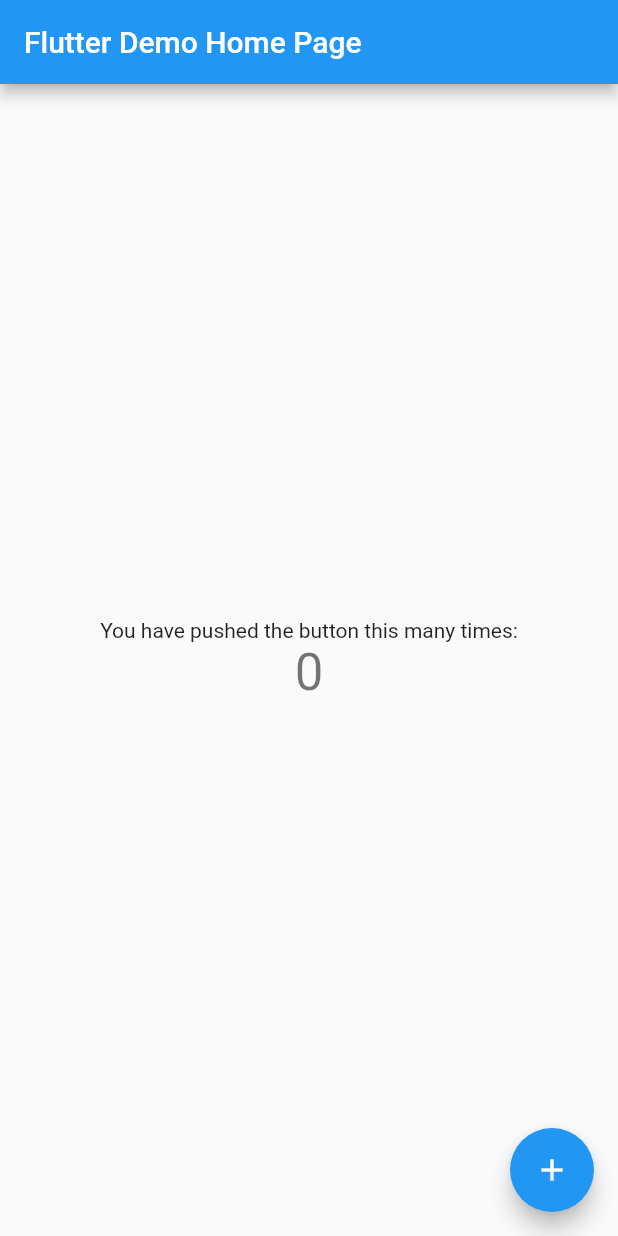
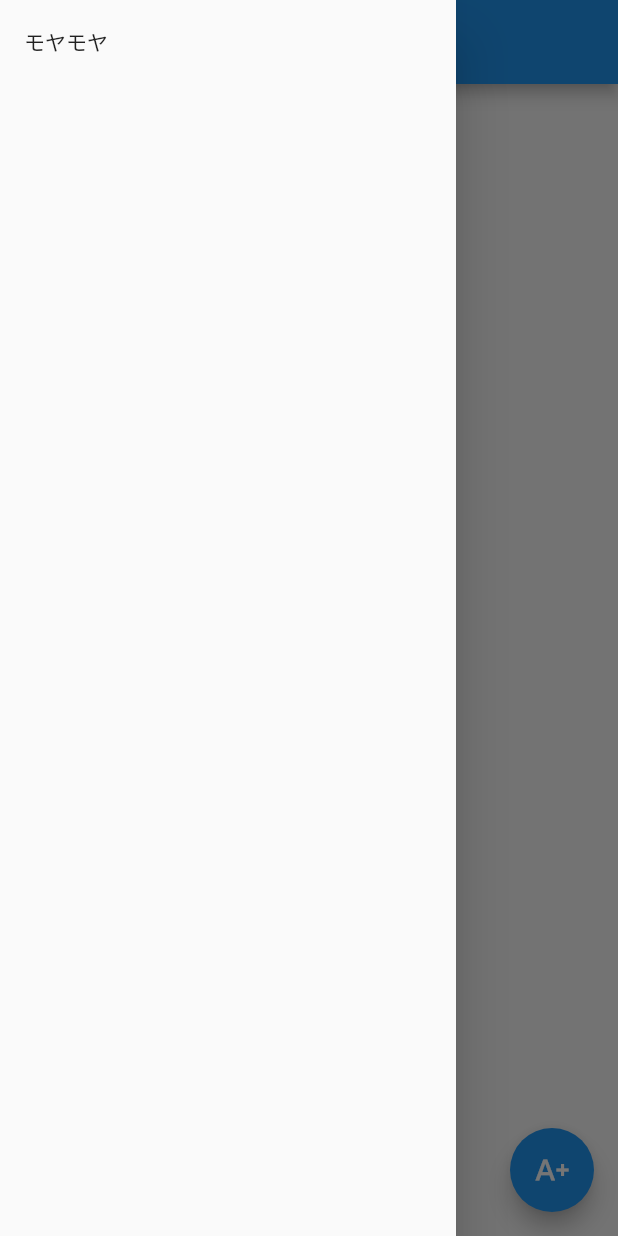
Before and after one commit to ozyozyo/productkintore_moyamoya, a Flutter app: the screen it shows after launch, with the side drawer open (before the commit the screen has no drawer), on a phone screen of 412 x 824 dp. Run offline on Flutter 3.47's test engine with Material 2 defaults, Android fonts, the phone set to English and light mode, and no system bars; our stand-ins replace cloud_firestore, firebase_auth, firebase_core, flutter_hooks, freezed_annotation, hooks_riverpod; missing offline and left inert: flutterfire_ui; accounts and stored records are empty; generated files the repository leaves out were written again.

Commit message:
詳細画面がみれる

```diff
--- /dev/null
+++ b/lib/entity/moyamoya.dart
@@ -0,0 +1,21 @@
+import 'package:freezed_annotation/freezed_annotation.dart';
+
+import 'firestore_converter.dart';
+
+part 'moyamoya.freezed.dart';
+part 'moyamoya.g.dart';
+
+@freezed
+abstract class Moyamoya with _$Moyamoya {
+  const factory Moyamoya({
+    required String moyamoyaId,
+    required String moyamoyaUser,
+    required String title,
+    required String moyamoya,
+    @Default([]) List<Map<String, String>> comments,
+    @DateTimeConverter() DateTime? createdAt,
+  }) = _Moyamoya;
+
+  factory Moyamoya.fromJson(Map<String, dynamic> json) =>
+      _$MoyamoyaFromJson(json);
+}
--- a/lib/main.dart
+++ b/lib/main.dart
@@ -1,115 +1,45 @@
+import 'package:firebase_core/firebase_core.dart';
 import 'package:flutter/material.dart';
+import 'package:hooks_riverpod/hooks_riverpod.dart';
+import 'package:productkintore/ui/screen_home.dart';
+import 'package:productkintore/ui/screen_moyamoya_create.dart';
+import 'package:productkintore/ui/screen_moyamoya_detail.dart';
 
-void main() {
-  runApp(const MyApp());
+import 'firebase_options.dart';
+
+Future<void> main() async {
+  WidgetsFlutterBinding.ensureInitialized();
+  await Firebase.initializeApp(
+    options: DefaultFirebaseOptions.currentPlatform,
+  );
+  runApp(const ProviderScope(
+    child: MyApp(),
+  ));
 }
+
+final navigatorKey = GlobalKey<NavigatorState>();
 
 class MyApp extends StatelessWidget {
   const MyApp({super.key});
 
-  // This widget is the root of your application.
   @override
   Widget build(BuildContext context) {
     return MaterialApp(
-      title: 'Flutter Demo',
-      theme: ThemeData(
-        // This is the theme of your application.
-        //
-        // Try running your application with "flutter run". You'll see the
-        // application has a blue toolbar. Then, without quitting the app, try
-        // changing the primarySwatch below to Colors.green and then invoke
-        // "hot reload" (press "r" in the console where you ran "flutter run",
-        // or simply save your changes to "hot reload" in a Flutter IDE).
-        // Notice that the counter didn't reset back to zero; the application
-        // is not restarted.
-        primarySwatch: Colors.blue,
-      ),
-      home: const MyHomePage(title: 'Flutter Demo Home Page'),
+      title: 'プロダクト筋トレ',
+      home: HomeScreen(),
+      routes: <String, WidgetBuilder>{
+        '/home': (BuildContext context) => HomeScreen(),
+        '/createMoyamoya': (BuildContext context) => MoyamoyaCreateScreen(),
+      },
+      onGenerateRoute: (setting) {
+        if (setting.name != null) {
+          final settingsUri = Uri.parse(setting.name!);
+          final moyamoyaId = settingsUri.queryParameters['moyamoyaId'];
+          return MaterialPageRoute(
+            builder: (_) => MoyamoyaDetailScreen(moyamoyaId: moyamoyaId),
+          );
+        }
+      },
     );
   }
 }
-
-class MyHomePage extends StatefulWidget {
-  const MyHomePage({super.key, required this.title});
-
-  // This widget is the home page of your application. It is stateful, meaning
-  // that it has a State object (defined below) that contains fields that affect
-  // how it looks.
-
-  // This class is the configuration for the state. It holds the values (in this
-  // case the title) provided by the parent (in this case the App widget) and
-  // used by the build method of the State. Fields in a Widget subclass are
-  // always marked "final".
-
-  final String title;
-
-  @override
-  State<MyHomePage> createState() => _MyHomePageState();
-}
-
-class _MyHomePageState extends State<MyHomePage> {
-  int _counter = 0;
-
-  void _incrementCounter() {
-    setState(() {
-      // This call to setState tells the Flutter framework that something has
-      // changed in this State, which causes it to rerun the build method below
-      // so that the display can reflect the updated values. If we changed
-      // _counter without calling setState(), then the build method would not be
-      // called again, and so nothing would appear to happen.
-      _counter++;
-    });
-  }
-
-  @override
-  Widget build(BuildContext context) {
-    // This method is rerun every time setState is called, for instance as done
-    // by the _incrementCounter method above.
-    //
-    // The Flutter framework has been optimized to make rerunning build methods
-    // fast, so that you can just rebuild anything that needs updating rather
-    // than having to individually change instances of widgets.
-    return Scaffold(
-      appBar: AppBar(
-        // Here we take the value from the MyHomePage object that was created by
-        // the App.build method, and use it to set our appbar title.
-        title: Text(widget.title),
-      ),
-      body: Center(
-        // Center is a layout widget. It takes a single child and positions it
-        // in the middle of the parent.
-        child: Column(
-          // Column is also a layout widget. It takes a list of children and
-          // arranges them vertically. By default, it sizes itself to fit its
-          // children horizontally, and tries to be as tall as its parent.
-          //
-          // Invoke "debug painting" (press "p" in the console, choose the
-          // "Toggle Debug Paint" action from the Flutter Inspector in Android
-          // Studio, or the "Toggle Debug Paint" command in Visual Studio Code)
-          // to see the wireframe for each widget.
-          //
-          // Column has various properties to control how it sizes itself and
-          // how it positions its children. Here we use mainAxisAlignment to
-          // center the children vertically; the main axis here is the vertical
-          // axis because Columns are vertical (the cross axis would be
-          // horizontal).
-          mainAxisAlignment: MainAxisAlignment.center,
-          children: <Widget>[
-            const Text(
-              'You have pushed the button this many times:',
-            ),
-            Text(
-              '$_counter',
-              style: Theme.of(context).textTheme.headlineMedium,
-            ),
-          ],
-        ),
-      ),
-      floatingActionButton: FloatingActionButton(
-        onPressed: _incrementCounter,
-        tooltip: 'Increment',
-        child: const Icon(Icons.add),
-      ), // This trailing comma makes auto-formatting nicer for build methods.
-    );
-  }
-}
--- /dev/null
+++ b/lib/ui/screen_home.dart
@@ -0,0 +1,64 @@
+import 'package:firebase_auth/firebase_auth.dart';
+import 'package:flutter/material.dart';
+import 'package:flutter_hooks/flutter_hooks.dart';
+import 'package:flutterfire_ui/auth.dart';
+import 'package:hooks_riverpod/hooks_riverpod.dart';
+import 'package:productkintore/ui/screen_moyamoya.dart';
+
+enum Menu { moyamoya }
+
+extension MenuExtension on Menu {
+  static final names = {
+    Menu.moyamoya: "モヤモヤ",
+  };
+  static final widget = {
+    Menu.moyamoya: MoyamoyaScreen(),
+  };
+  String get typeName => names[this]!;
+  Widget get typeWidget => widget[this]!;
+}
+
+class HomeScreen extends HookConsumerWidget with WidgetsBindingObserver {
+  @override
+  Widget build(BuildContext context, WidgetRef ref) {
+    var menu = useState(Menu.moyamoya);
+    return StreamBuilder<User?>(
+        stream: FirebaseAuth.instance.authStateChanges(),
+        builder: (context, snapshot) {
+          if (snapshot.connectionState != ConnectionState.active)
+            return Placeholder();
+
+          return Scaffold(
+            appBar: AppBar(),
+            body: menu.value.typeWidget,
+            // ここからサイドメニュー部分
+            drawer: Drawer(
+              child: ListView(
+                children: composeMenu(menu).toList(),
+              ),
+            ),
+            floatingActionButton: FloatingActionButton(
+              child: Icon(Icons.text_increase),
+              onPressed: () {
+                Navigator.pushNamed(context, "/createMoyamoya");
+              },
+            ),
+          );
+        });
+  }
+
+  List<Widget> composeMenu(ValueNotifier<Menu> menu) {
+    List<ListTile> result = [];
+    for (var m in Menu.values) {
+      result.add(
+        ListTile(
+          title: Text(m.typeName),
+          onTap: () {
+            menu.value = m;
+          },
+        ),
+      );
+    }
+    return result;
+  }
+}
--- /dev/null
+++ b/lib/ui/screen_moyamoya.dart
@@ -0,0 +1,43 @@
+import 'package:firebase_auth/firebase_auth.dart';
+import 'package:flutter/material.dart';
+import 'package:flutter_hooks/flutter_hooks.dart';
+import 'package:flutterfire_ui/auth.dart';
+import 'package:hooks_riverpod/hooks_riverpod.dart';
+import 'package:productkintore/entity/moyamoya.dart';
+import 'package:productkintore/provider/moyamoya_provider.dart';
+import 'package:productkintore/provider/result.dart';
+
+class MoyamoyaScreen extends HookConsumerWidget with WidgetsBindingObserver {
+  @override
+  Widget build(BuildContext context, WidgetRef ref) {
+    var moyamoyaList = useState(<Moyamoya>[]);
+    var provider = ref.watch(fetchAllMoyamoyaProvider);
+    provider.when(
+        data: (data) {
+          moyamoyaList.value.addAll(data);
+        },
+        error: (e, s) {},
+        loading: () {});
+
+    return ListView.separated(
+      separatorBuilder: (context, index) {
+        return Divider(height: 0.5);
+      },
+      itemCount: moyamoyaList.value.length,
+      itemBuilder: (context, index) {
+        return ListTile(
+          title: Text(moyamoyaList.value[index].title),
+          subtitle:
+              Text(moyamoyaList.value[index].moyamoya.substring(0, 40) + "..."),
+          onTap: () {
+            Navigator.pushNamed(
+                context,
+                "/moyamoyaDetail?moyamoyaId=" +
+                    moyamoyaList.value[index].moyamoyaId,
+                arguments: moyamoyaList.value[index]);
+          },
+        );
+      },
+    );
+  }
+}
```
Also changed, not shown: lib/database/firestore_data_source.dart (added, +105 -0 lines), lib/entity/firestore_converter.dart (added, +52 -0 lines), lib/provider/moyamoya_provider.dart (added, +102 -0 lines), lib/provider/result.dart (added, +17 -0 lines), lib/ui/screen_moyamoya_create.dart (added, +90 -0 lines), lib/ui/screen_moyamoya_detail.dart (added, +57 -0 lines), pubspec.yaml (+26 -0 lines), firebase.json (added), lib/entity/moyamoya.freezed.dart (added), lib/entity/moyamoya.g.dart (added), pubspec.lock, 10 other files.
